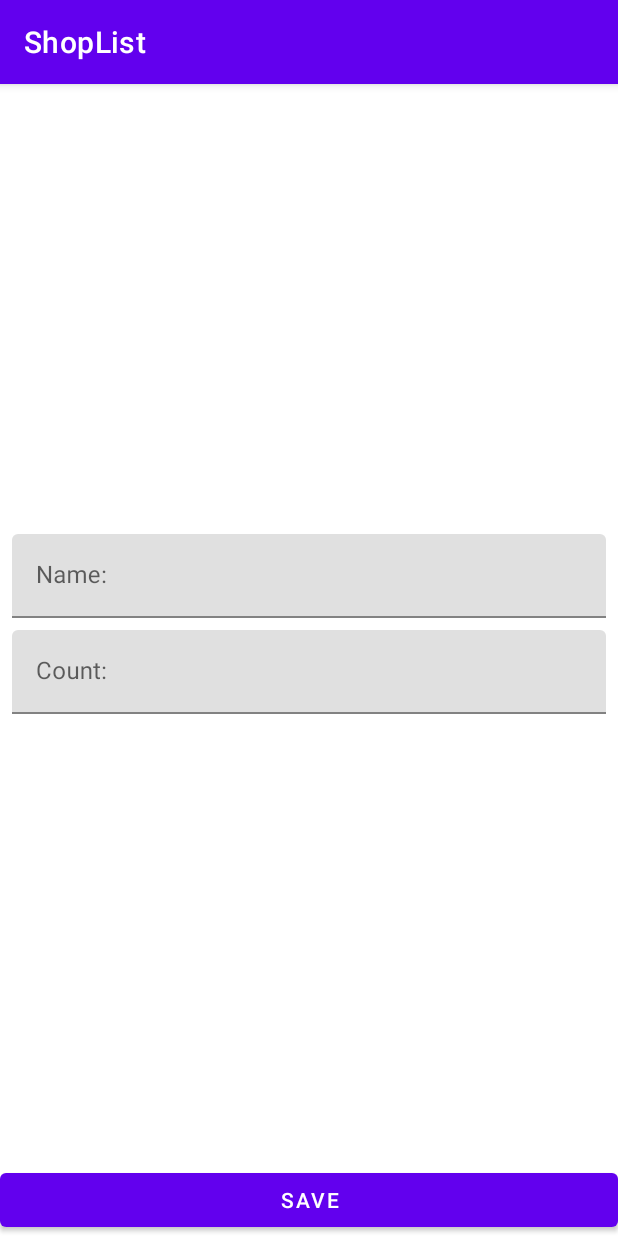
After one commit to Gozzi-G/ShopList, an Android app: the fragment ShopItemFragment placed in its activity, on a phone screen of 412 x 824 dp. The commit adds this screen. Run offline under Robolectric (Android 15) with nearby library versions, the phone set to English and light mode, and no system bars; 6 statements that could not run were skipped.

Commit message:
Add fragment

```diff
--- a/app/build.gradle
+++ b/app/build.gradle
@@ -39,6 +39,9 @@ dependencies {
     implementation 'androidx.appcompat:appcompat:1.3.1'
     implementation 'com.google.android.material:material:1.4.0'
     implementation 'androidx.constraintlayout:constraintlayout:2.1.0'
+    implementation 'androidx.legacy:legacy-support-v4:1.0.0'
+    implementation 'androidx.lifecycle:lifecycle-livedata-ktx:2.3.1'
+    implementation 'androidx.lifecycle:lifecycle-viewmodel-ktx:2.3.1'
     testImplementation 'junit:junit:4.+'
     androidTestImplementation 'androidx.test.ext:junit:1.1.3'
     androidTestImplementation 'androidx.test.espresso:espresso-core:3.4.0'
--- /dev/null
+++ b/app/src/main/java/com/demo/shoplist/presentation/ShopItemFragment.kt
@@ -0,0 +1,213 @@
+package com.demo.shoplist.presentation
+
+import android.content.Context
+import android.content.Intent
+import android.os.Bundle
+import android.text.Editable
+import android.text.TextWatcher
+import android.view.ContextMenu
+import android.view.LayoutInflater
+import android.view.View
+import android.view.ViewGroup
+import android.widget.Button
+import android.widget.EditText
+import androidx.fragment.app.Fragment
+import androidx.lifecycle.ViewModelProvider
+import com.demo.shoplist.R
+import com.demo.shoplist.domain.ShopItem
+import com.google.android.material.textfield.TextInputLayout
+
+class ShopItemFragment() : Fragment() {
+
+    private lateinit var viewModel: ShopItemViewModel
+    private lateinit var onEditingFinishedListener: OnEditingFinishedListener
+
+    private lateinit var tilName: TextInputLayout
+    private lateinit var tilCount: TextInputLayout
+    private lateinit var etName: EditText
+    private lateinit var etCount: EditText
+    private lateinit var buttonSave: Button
+
+    private var screenMode: String = MODE_UNKNOWN
+    private var shopItemId: Int = ShopItem.UNDEFINED_ID
+
+    override fun onAttach(context: Context) {
+        super.onAttach(context)
+        if (context is OnEditingFinishedListener) {
+            onEditingFinishedListener = context
+        } else {
+            throw RuntimeException("Activity must implement OnEditingFinishedListener")
+        }
+    }
+
+    override fun onCreate(savedInstanceState: Bundle?) {
+        super.onCreate(savedInstanceState)
+        parseIntent()
+    }
+
+    override fun onCreateView(
+        inflater: LayoutInflater,
+        container: ViewGroup?,
+        savedInstanceState: Bundle?
+    ): View? {
+        return inflater.inflate(R.layout.fragment_shop_item, container, false)
+    }
+
+    override fun onViewCreated(view: View, savedInstanceState: Bundle?) {
+        super.onViewCreated(view, savedInstanceState)
+        viewModel = ViewModelProvider(this)[ShopItemViewModel::class.java]
+        initViews(view)
+        addTextChangeListeners()
+        launchRightMode()
+        observeViewModel()
+    }
+
+    private fun observeViewModel() {
+        viewModel.errorInputCount.observe(viewLifecycleOwner) {
+            val message = if (it) {
+                getString(R.string.error_input_count)
+            } else {
+                null
+            }
+            tilCount.error = message
+        }
+        viewModel.errorInputName.observe(viewLifecycleOwner) {
+            val message = if (it) {
+                getString(R.string.error_input_name)
+            } else {
+                null
+            }
+            tilName.error = message
+        }
+        viewModel.shouldCloseScreen.observe(viewLifecycleOwner) {
+            onEditingFinishedListener.onEditFinished()
+        }
+    }
+
+    private fun launchRightMode() {
+        when (screenMode) {
+            MODE_EDIT -> launchEditMode()
+            MODE_ADD -> launchAddMode()
+        }
+    }
+
+    private fun addTextChangeListeners() {
+        etName.addTextChangedListener(object : TextWatcher {
+            override fun beforeTextChanged(s: CharSequence?, start: Int, count: Int, after: Int) {
+            }
+
+            override fun onTextChanged(s: CharSequence?, start: Int, before: Int, count: Int) {
+                viewModel.resetErrorInputName()
+            }
+
+            override fun afterTextChanged(s: Editable?) {
+            }
+        })
+        etCount.addTextChangedListener(object : TextWatcher {
+            override fun beforeTextChanged(s: CharSequence?, start: Int, count: Int, after: Int) {
+            }
+
+            override fun onTextChanged(s: CharSequence?, start: Int, before: Int, count: Int) {
+                viewModel.resetErrorInputCount()
+            }
+
+            override fun afterTextChanged(s: Editable?) {
+            }
+        })
+    }
+
+    private fun launchEditMode() {
+        viewModel.getShopItem(shopItemId)
+        viewModel.shopItem.observe(viewLifecycleOwner) {
+            etName.setText(it.name)
+            etCount.setText(it.count.toString())
+        }
+        buttonSave.setOnClickListener {
+            viewModel.editShopItem(etName.text?.toString(), etCount.text?.toString())
+        }
+    }
+
+    private fun launchAddMode() {
+        buttonSave.setOnClickListener {
+            viewModel.addShopItem(etName.text?.toString(), etCount.text?.toString())
+        }
+    }
+
+    private fun parseIntent() {
+        val args = requireArguments()
+        if (!args.containsKey(SCREEN_MODE)) {
+            throw RuntimeException("Param screen mode is absent")
+        }
+        val mode = args.getString(SCREEN_MODE)
+        if (mode != MODE_EDIT && mode != MODE_ADD) {
+            throw RuntimeException("Unknown screen mode $mode")
+        }
+        screenMode = mode
+        if (screenMode == MODE_EDIT) {
+            if (!args.containsKey(SHOP_ITEM_ID)) {
+                throw RuntimeException("Param shop item id is absent")
+            }
+            shopItemId = args.getInt(SHOP_ITEM_ID, ShopItem.UNDEFINED_ID)
+        }
+    }
+
+    private fun initViews(view: View) {
+        tilName = view.findViewById(R.id.til_name)
+        tilCount = view.findViewById(R.id.til_count)
+        etName = view.findViewById(R.id.et_name)
+        etCount = view.findViewById(R.id.et_count)
+        buttonSave = view.findViewById(R.id.save_button)
+    }
+
+
+    interface OnEditingFinishedListener {
+        fun onEditFinished()
+    }
+
+    companion object {
+
+        private const val SCREEN_MODE = "extra_mode"
+        private const val SHOP_ITEM_ID = "extra_shop_item_id"
+        private const val MODE_EDIT = "mode_edit"
+        private const val MODE_ADD = "mode_add"
+        private const val MODE_UNKNOWN = ""
+
+        fun newInstanceAddItem(): ShopItemFragment {
+            return ShopItemFragment().apply {
+                arguments = Bundle().apply {
+                    putString(SCREEN_MODE, MODE_ADD)
+                }
+            }
+
+//            val args = Bundle().apply {
+//                putString(SCREEN_MODE, MODE_ADD)
+//            }
+//            val fragment = ShopItemFragment().apply {
+//                arguments = args
+//            }
+//            return fragment
+        }
+
+        fun newInstanceEditItem(shopItemId: Int): ShopItemFragment {
+            return ShopItemFragment().apply {
+                arguments = Bundle().apply {
+                    putString(SCREEN_MODE, MODE_EDIT)
+                    putInt(SHOP_ITEM_ID, shopItemId)
+                }
+            }
+        }
+
+//        fun newIntentAddItem(context: Context): Intent {
+//            val intent = Intent(context, ShopItemActivity::class.java)
+//            intent.putExtra(SCREEN_MODE, MODE_ADD)
+//            return intent
+//        }
+//
+//        fun newIntentEditItem(context: Context, shopItemId: Int): Intent {
+//            val intent = Intent(context, ShopItemActivity::class.java)
+//            intent.putExtra(SCREEN_MODE, MODE_EDIT)
+//            intent.putExtra(SHOP_ITEM_ID, shopItemId)
+//            return intent
+//        }
+    }
+}
--- a/app/src/main/res/layout/activity_shop_item.xml
+++ b/app/src/main/res/layout/activity_shop_item.xml
@@ -1,59 +1,9 @@
 <?xml version="1.0" encoding="utf-8"?>
-<androidx.constraintlayout.widget.ConstraintLayout xmlns:android="http://schemas.android.com/apk/res/android"
-    xmlns:app="http://schemas.android.com/apk/res-auto"
+<androidx.fragment.app.FragmentContainerView
+    xmlns:android="http://schemas.android.com/apk/res/android"
     xmlns:tools="http://schemas.android.com/tools"
+    android:id="@+id/shop_item_container"
     android:layout_width="match_parent"
     android:layout_height="match_parent"
-    tools:context=".presentation.ShopItemActivity">
-
-    <com.google.android.material.textfield.TextInputLayout
-        android:id="@+id/til_name"
-        android:layout_width="0dp"
-        android:layout_height="wrap_content"
-        android:layout_marginStart="8dp"
-        android:layout_marginEnd="8dp"
-        android:layout_marginBottom="4dp"
-        app:layout_constraintBottom_toTopOf="@id/til_count"
-        app:layout_constraintEnd_toEndOf="parent"
-        app:layout_constraintStart_toStartOf="parent"
-        app:layout_constraintTop_toTopOf="parent"
-        app:layout_constraintVertical_chainStyle="packed">
-
-        <com.google.android.material.textfield.TextInputEditText
-            android:id="@+id/et_name"
-            android:layout_width="match_parent"
-            android:layout_height="wrap_content"
-            android:hint="@string/name_hint"
-            android:inputType="textCapWords" />
-    </com.google.android.material.textfield.TextInputLayout>
-
-    <com.google.android.material.textfield.TextInputLayout
-        android:id="@+id/til_count"
-        android:layout_width="0dp"
-        android:layout_height="wrap_content"
-        android:layout_marginStart="8dp"
-        android:layout_marginTop="4dp"
-        android:layout_marginEnd="8dp"
-        app:layout_constraintBottom_toTopOf="@+id/save_button"
-        app:layout_constraintEnd_toEndOf="parent"
-        app:layout_constraintStart_toStartOf="parent"
-        app:layout_constraintTop_toBottomOf="@+id/til_name">
-
-        <com.google.android.material.textfield.TextInputEditText
-            android:id="@+id/et_count"
-            android:layout_width="match_parent"
-            android:layout_height="wrap_content"
-            android:hint="@string/count_hint"
-            android:inputType="number" />
-    </com.google.android.material.textfield.TextInputLayout>
-
-    <Button
-        android:id="@+id/save_button"
-        android:layout_width="0dp"
-        android:layout_height="wrap_content"
-        android:text="@string/save_btn"
-        app:layout_constraintBottom_toBottomOf="parent"
-        app:layout_constraintEnd_toEndOf="parent"
-        app:layout_constraintStart_toStartOf="parent" />
-
-</androidx.constraintlayout.widget.ConstraintLayout>
+    tools:context=".presentation.ShopItemActivity"
+    tools:layout="@layout/fragment_shop_item" />
--- /dev/null
+++ b/app/src/main/res/layout/fragment_shop_item.xml
@@ -0,0 +1,59 @@
+<?xml version="1.0" encoding="utf-8"?>
+<androidx.constraintlayout.widget.ConstraintLayout xmlns:android="http://schemas.android.com/apk/res/android"
+    xmlns:app="http://schemas.android.com/apk/res-auto"
+    xmlns:tools="http://schemas.android.com/tools"
+    android:layout_width="match_parent"
+    android:layout_height="match_parent"
+    tools:context=".presentation.ShopItemFragment">
+
+    <com.google.android.material.textfield.TextInputLayout
+        android:id="@+id/til_name"
+        android:layout_width="0dp"
+        android:layout_height="wrap_content"
+        android:layout_marginStart="8dp"
+        android:layout_marginEnd="8dp"
+        android:layout_marginBottom="4dp"
+        app:layout_constraintBottom_toTopOf="@id/til_count"
+        app:layout_constraintEnd_toEndOf="parent"
+        app:layout_constraintStart_toStartOf="parent"
+        app:layout_constraintTop_toTopOf="parent"
+        app:layout_constraintVertical_chainStyle="packed">
+
+        <com.google.android.material.textfield.TextInputEditText
+            android:id="@+id/et_name"
+            android:layout_width="match_parent"
+            android:layout_height="wrap_content"
+            android:hint="@string/name_hint"
+            android:inputType="textCapWords" />
+    </com.google.android.material.textfield.TextInputLayout>
+
+    <com.google.android.material.textfield.TextInputLayout
+        android:id="@+id/til_count"
+        android:layout_width="0dp"
+        android:layout_height="wrap_content"
+        android:layout_marginStart="8dp"
+        android:layout_marginTop="4dp"
+        android:layout_marginEnd="8dp"
+        app:layout_constraintBottom_toTopOf="@+id/save_button"
+        app:layout_constraintEnd_toEndOf="parent"
+        app:layout_constraintStart_toStartOf="parent"
+        app:layout_constraintTop_toBottomOf="@+id/til_name">
+
+        <com.google.android.material.textfield.TextInputEditText
+            android:id="@+id/et_count"
+            android:layout_width="match_parent"
+            android:layout_height="wrap_content"
+            android:hint="@string/count_hint"
+            android:inputType="number" />
+    </com.google.android.material.textfield.TextInputLayout>
+
+    <Button
+        android:id="@+id/save_button"
+        android:layout_width="0dp"
+        android:layout_height="wrap_content"
+        android:text="@string/save_btn"
+        app:layout_constraintBottom_toBottomOf="parent"
+        app:layout_constraintEnd_toEndOf="parent"
+        app:layout_constraintStart_toStartOf="parent" />
+
+</androidx.constraintlayout.widget.ConstraintLayout>
--- a/app/src/main/res/layout/item_shop_enabled.xml
+++ b/app/src/main/res/layout/item_shop_enabled.xml
@@ -8,6 +8,7 @@
     android:layout_marginTop="4dp"
     android:layout_marginEnd="8dp"
     android:layout_marginBottom="4dp"
+    app:cardBackgroundColor="@color/white"
     app:cardCornerRadius="4dp"
     app:cardElevation="4dp"
     app:cardUseCompatPadding="true">
--- a/app/src/main/res/values/strings.xml
+++ b/app/src/main/res/values/strings.xml
@@ -6,4 +6,6 @@
     <string name="save_btn">SAVE</string>
     <string name="error_input_name">Invalid name</string>
     <string name="error_input_count">Invalid count</string>
+    <!-- TODO: Remove or change this placeholder text -->
+    <string name="hello_blank_fragment">Hello blank fragment</string>
 </resources>
--- a/build.gradle
+++ b/build.gradle
@@ -7,7 +7,7 @@ buildscript {
     }
     dependencies {
         classpath "com.android.tools.build:gradle:4.2.2"
-        classpath "org.jetbrains.kotlin:kotlin-gradle-plugin:$kotlin_version"
+        classpath "org.jetbrains.kotlin:kotlin-gradle-plugin:1.5.30"
 
         // NOTE: Do not place your application dependencies here; they belong
         // in the individual module build.gradle files
```
Also changed, not shown: app/src/main/java/com/demo/shoplist/presentation/MainActivity.kt (+37 -7 lines), app/src/main/java/com/demo/shoplist/presentation/ShopItemActivity.kt (+17 -89 lines), app/src/main/res/layout-land/activity_main.xml (added, +48 -0 lines).
